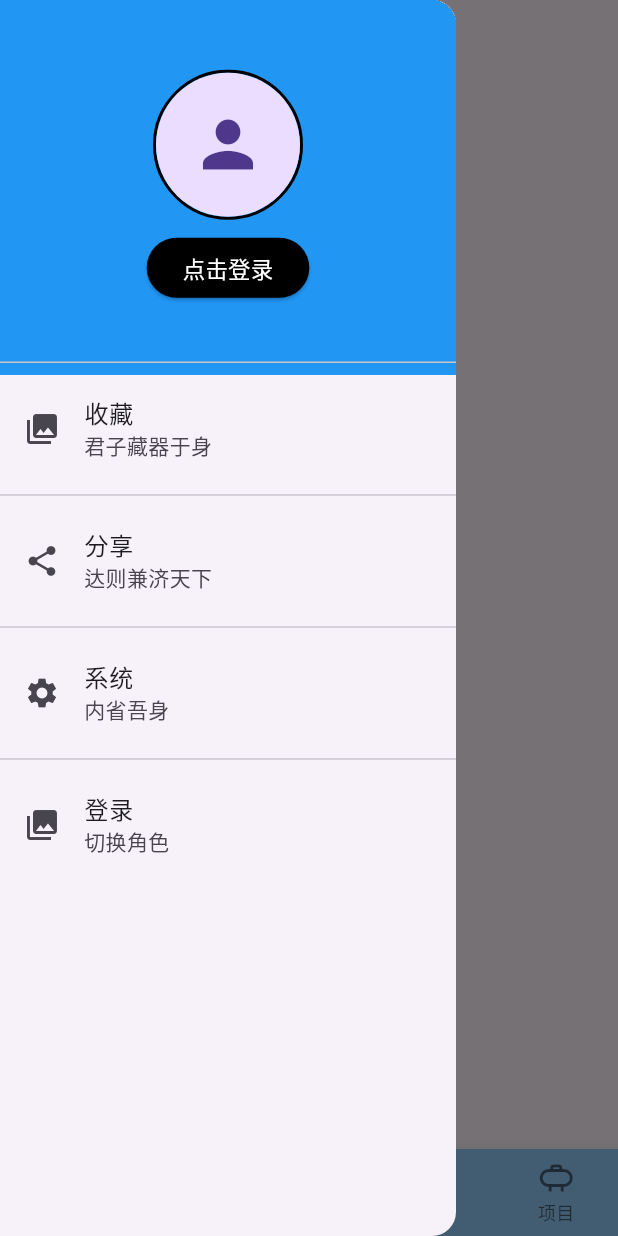
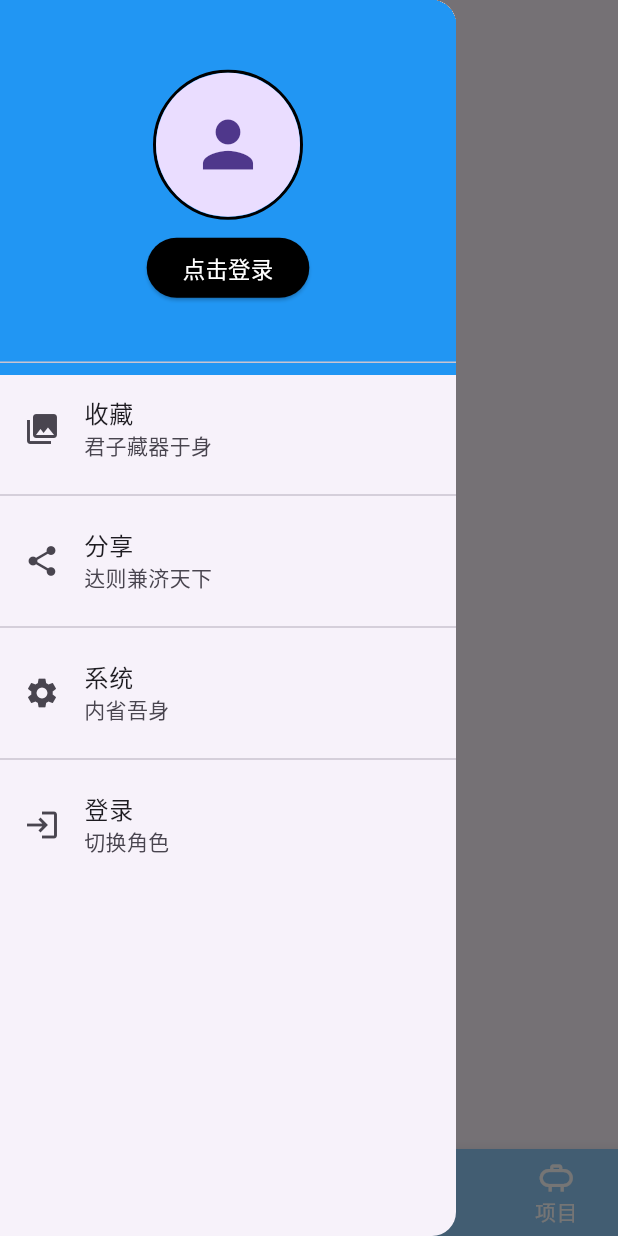
Before and after one commit to zhaihoy/Flutter, a Flutter app: the screen it shows after launch, item 5 of the bottom bar chosen, with the side drawer open, on a phone screen of 412 x 824 dp. Run offline on Flutter 3.47's test engine with Material 3 defaults, Android fonts, the phone set to English and light mode, and no system bars; our stand-ins replace carousel_slider, fluro, webview_flutter; network calls fail.

Commit message:
公众号页面搭建

```diff
--- a/db/lib/page/HomePage.dart
+++ b/db/lib/page/HomePage.dart
@@ -18,59 +18,24 @@ class _HomePageState extends State<HomePage> {
   final PageController _pageController = PageController();
   final GlobalKey<ScaffoldState> _scaffoldKey = GlobalKey<ScaffoldState>();
   int selectIndex = 0;
-  List<Widget> pageList = <Widget>[];
-  List<ListTile> titleList = <ListTile>[];
-  List<BottomNavigationBarItem> navBar = <BottomNavigationBarItem>[];
-  List<String> titleNameList = ["首页", "公众号", "体系", "广场", "项目"];
+  final List<Widget> pageList = <Widget>[
+    const homePageItem(),
+    const PublicNumberItem(),
+    const SystemPageItem(),
+    const SquarePageItem(),
+    const ProjectPageItem()
+  ];
+  final List<String> titleNameList = ["首页", "公众号", "体系", "广场", "项目"];
 
   @override
   void initState() {
     super.initState();
-    navBar.clear();
-    navBar.add(
-        const BottomNavigationBarItem(icon: Icon(Icons.home), label: "首页"));
-    navBar.add(
-        const BottomNavigationBarItem(icon: Icon(Icons.public), label: "公众号"));
-    navBar.add(const BottomNavigationBarItem(
-        icon: Icon(Icons.settings_system_daydream), label: "体系"));
-    navBar.add(const BottomNavigationBarItem(
-        icon: Icon(Icons.square_rounded), label: "广场"));
-    navBar.add(const BottomNavigationBarItem(
-        icon: Icon(Icons.propane_outlined), label: "项目"));
-    pageList.clear();
-    titleList.clear();
-    //初始化五个页面 首页、公众号、体系、广场、项目
-    pageList.add(const homePageItem());
-    pageList.add(const PublicNumberItem());
-    pageList.add(const SystemPageItem());
-    pageList.add(const SquarePageItem());
-    pageList.add(const ProjectPageItem());
-    titleList.add(const ListTile(
-      leading: Icon(Icons.collections), // 一个用户头像图标作为leading
-      title: Text('收藏'),
-      subtitle: Text('君子藏器于身'),
-    ));
-    titleList.add(const ListTile(
-      leading: Icon(Icons.share), // 一个用户头像图标作为leading
-      title: Text('分享'),
-      subtitle: Text('达则兼济天下'),
-    ));
-    titleList.add(const ListTile(
-      leading: Icon(Icons.settings), // 一个用户头像图标作为leading
-      title: Text('系统'),
-      subtitle: Text('内省吾身'),
-    ));
-    titleList.add(const ListTile(
-      leading: Icon(Icons.collections), // 一个用户头像图标作为leading
-      title: Text('登录'),
-      subtitle: Text('切换角色'),
-    ));
   }
 
   @override
   Widget build(BuildContext context) {
-    SystemChrome.setEnabledSystemUIMode(SystemUiMode.manual,
-        overlays: [SystemUiOverlay.top]);
+    SystemChrome.setEnabledSystemUIMode(SystemUiMode.manual, overlays: [SystemUiOverlay.top]);
+
     return MaterialApp(
       home: Scaffold(
         key: _scaffoldKey,
@@ -86,12 +51,8 @@ class _HomePageState extends State<HomePage> {
                 ),
                 title: const Text('Flutter'),
                 floating: true,
-                // 设置为true，表示滑动到顶部时隐藏标题
                 snap: true,
-                // 设置为true，表示向下滚动时AppBar会立即展开，向上滚动时立即收缩
-                //todo flexibleSpace: Placeholder(), 有的像是明星详情页的布局 需要用的flexibleSpace
-                // 可选的，设置AppBar背景
-              )
+              ),
             ];
           },
           body: PageView(
@@ -100,7 +61,46 @@ class _HomePageState extends State<HomePage> {
             children: pageList,
           ),
         ),
-        drawer: Drawer(
+        drawer: _buildDrawer(),
+        bottomNavigationBar: BottomNavigationBar(
+          items: _buildNavBarItems(),
+          currentIndex: selectIndex,
+          onTap: _onItemTapped,
+          selectedItemColor: Colors.white, // 选中时的文字颜色
+          type: BottomNavigationBarType.fixed,
+          backgroundColor: const Color(0xFF90CAF9), // 设置背景颜色
+        ),
+      ),
+    );
+  }
+
+  List<BottomNavigationBarItem> _buildNavBarItems() {
+    return [
+      BottomNavigationBarItem(
+        icon: Icon(Icons.home, color: selectIndex == 0 ? Colors.white : Colors.grey),
+        label: "首页",
+      ),
+      BottomNavigationBarItem(
+        icon: Icon(Icons.public, color: selectIndex == 1 ? Colors.white : Colors.grey),
+        label: "公众号",
+      ),
+      BottomNavigationBarItem(
+        icon: Icon(Icons.settings_system_daydream, color: selectIndex == 2 ? Colors.white : Colors.grey),
+        label: "体系",
+      ),
+      BottomNavigationBarItem(
+        icon: Icon(Icons.square_rounded, color: selectIndex == 3 ? Colors.white : Colors.grey),
+        label: "广场",
+      ),
+      BottomNavigationBarItem(
+        icon: Icon(Icons.propane_outlined, color: selectIndex == 4 ? Colors.white : Colors.grey),
+        label: "项目",
+      ),
+    ];
+  }
+
+  Widget _buildDrawer() {
+    return Drawer(
       child: CustomScrollView(
         slivers: [
           const SliverToBoxAdapter(
@@ -111,40 +111,35 @@ class _HomePageState extends State<HomePage> {
                   (BuildContext context, int index) {
                 return Column(
                   children: [
-                        titleList[index],
-                        if (index < titleList.length - 1) const Divider(),
+                    ListTile(
+                      leading: Icon(
+                        index == 0 ? Icons.collections : index == 1 ? Icons.share : index == 2 ? Icons.settings : Icons.login,
+                      ),
+                      title: Text(index == 0 ? '收藏' : index == 1 ? '分享' : index == 2 ? '系统' : '登录'),
+                      subtitle: Text(index == 0 ? '君子藏器于身' : index == 1 ? '达则兼济天下' : index == 2 ? '内省吾身' : '切换角色'),
+                    ),
+                    if (index < 3) const Divider(),
                   ],
                 );
               },
-                  childCount: titleList.length,
+              childCount: 4,
             ),
           ),
         ],
       ),
-        ),
-        bottomNavigationBar: BottomNavigationBar(
-          items: navBar,
-          currentIndex: selectIndex,
-          onTap: (index) => _pageController.jumpToPage(index),
-          selectedItemColor: const Color(0xFFFFF8E1),
-          type: BottomNavigationBarType.fixed,
-          // 确保类型为 fixed 否则设置了颜色不生效
-          backgroundColor: const Color(0xFF90CAF9), // 设置背景颜色
-        ),
-      ),
     );
-  }
-
-  @override
-  void dispose() {
-    // TODO: implement dispose
-    super.dispose();
-    _pageController.dispose();
   }
 
   void _onItemTapped(int index) {
     setState(() {
       selectIndex = index;
     });
+    _pageController.jumpToPage(index);
+  }
+
+  @override
+  void dispose() {
+    _pageController.dispose();
+    super.dispose();
   }
 }
--- a/db/lib/page/PublicNumberItem.dart
+++ b/db/lib/page/PublicNumberItem.dart
@@ -1,7 +1,10 @@
+import 'dart:collection';
+
 import 'package:flutter/material.dart';
 import 'package:db/service/ApiService.dart';
 import 'package:db/weight/PagePublicWidget.dart';
 import '../bean/ChapterResponse.dart';
+import '../bean/PageResponseData.dart';
 
 class PublicNumberItem extends StatefulWidget {
   const PublicNumberItem({super.key});
@@ -145,7 +148,8 @@ class _PublicNumberItemState extends State<PublicNumberItem> {
   }
 
   void _scrollToItem(int index) {
-    double offset = (index * 70.0).clamp(0.0, _scrollController.position.maxScrollExtent);
+    double offset =
+    (index * 70.0).clamp(0.0, _scrollController.position.maxScrollExtent);
     _scrollController.animateTo(offset,
         duration: const Duration(milliseconds: 300), curve: Curves.easeInOut);
   }
--- a/db/lib/weight/PagePublicWidget.dart
+++ b/db/lib/weight/PagePublicWidget.dart
@@ -6,8 +6,11 @@ import '../bean/PageResponseData.dart';
 
 class PagePublicWidget extends StatefulWidget {
   final Chapter data;
+  List<Article> items = [];
+  int currentPage = 0;
+  bool _loading = false;
 
-  const PagePublicWidget(this.data);
+  PagePublicWidget(this.data) {}
 
   @override
   State<PagePublicWidget> createState() => _PagePublicWidgetState();
@@ -15,15 +18,14 @@ class PagePublicWidget extends StatefulWidget {
 
 class _PagePublicWidgetState extends State<PagePublicWidget> {
   final ScrollController _scrollController = ScrollController();
-  int currentPage = 0;
-  List<Article> items = [];
-  bool _loading = false;
 
   @override
   void initState() {
     super.initState();
-    _fetchMoreData();
-    _scrollController.addListener(_scrollListener);
+    if (widget.items.isEmpty) {
+      _fetchMoreData();
+      _scrollController.addListener(_scrollListener);
+    }
   }
 
   @override
@@ -40,26 +42,27 @@ class _PagePublicWidgetState extends State<PagePublicWidget> {
   }
 
   Future<void> _fetchMoreData() async {
-    if (_loading) return;
+    if (widget._loading) return;
 
     setState(() {
-      _loading = true;
+      widget._loading = true;
     });
 
     try {
-      var fetchArticleResponse =
-          await ApiService().fetchArticleResponse(widget.data.id, currentPage);
+      var fetchArticleResponse = await ApiService()
+          .fetchArticleResponse(widget.data.id, widget.currentPage);
       setState(() {
+        print("zhy^_^ ApiService ");
         var newData = fetchArticleResponse.data.datas;
-        items.addAll(newData);
-        currentPage++;
-        _loading = false;
+        widget.items.addAll(newData);
+        widget.currentPage++;
+        widget._loading = false;
       });
     } catch (e) {
       // Handle error, e.g., show error message
       print('Error fetching data: $e');
       setState(() {
-        _loading = false;
+        widget._loading = false;
       });
     }
   }
@@ -71,17 +74,17 @@ class _PagePublicWidgetState extends State<PagePublicWidget> {
         Expanded(
           child: ListView.builder(
             controller: _scrollController,
-            itemCount: items.length + 1, // +1 for loading indicator
+            itemCount: widget.items.length + 1, // +1 for loading indicator
             itemBuilder: (context, index) {
-              if (index < items.length) {
-                return ArticleCard(items[index]);
+              if (index < widget.items.length) {
+                return ArticleCard(widget.items[index]);
               } else {
                 return _buildProgressIndicator();
               }
             },
           ),
         ),
-        if (_loading) _buildProgressIndicator(),
+        if (widget._loading) _buildProgressIndicator(),
       ],
     );
   }
```
Lines whose indentation alone changed are shown as unchanged.
